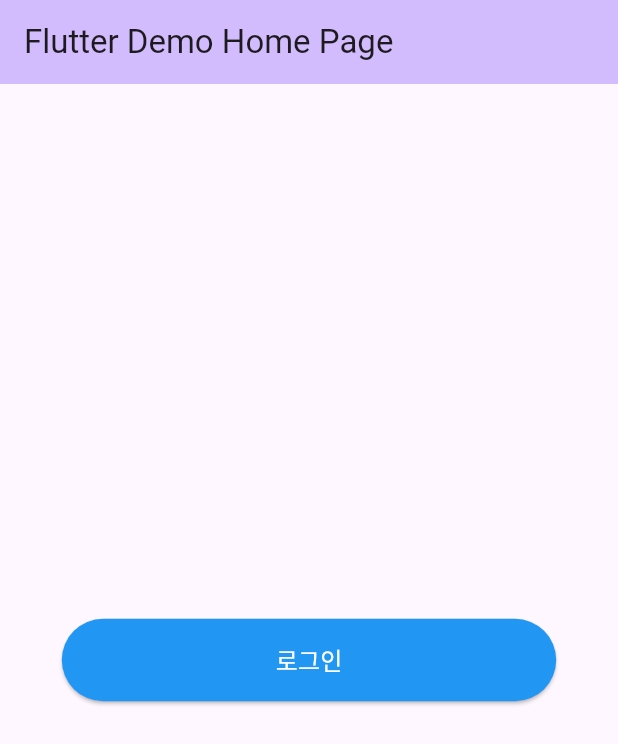
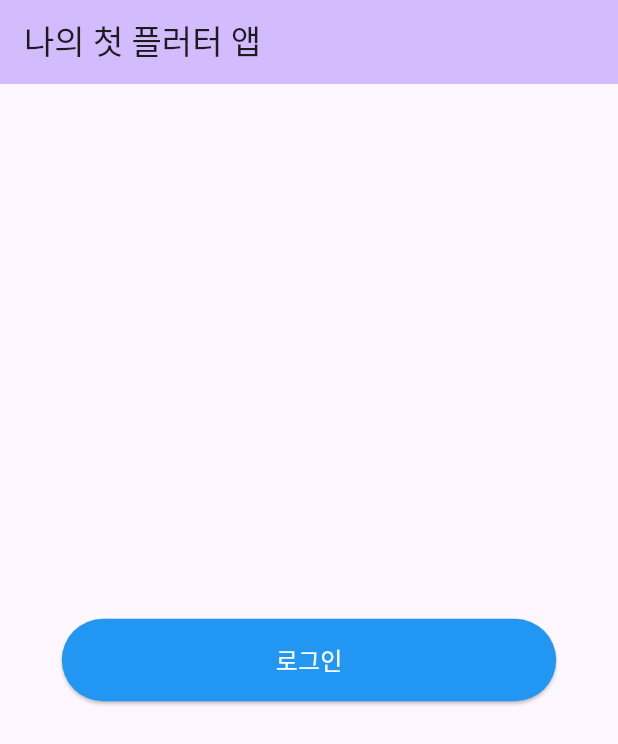
Before and after one commit to handun111/pomodoro_timer_app, a Flutter app: the screen it shows after launch, on a phone screen of 412 x 824 dp. Shown: the top 744 px of the screen. Run offline on Flutter 3.47's test engine with Material 3 defaults, Android fonts, the phone set to English and light mode, and no system bars.

Commit message:
앱 제목 수정

```diff
--- a/lib/main.dart
+++ b/lib/main.dart
@@ -30,7 +30,7 @@ class MyApp extends StatelessWidget {
         // tested with just a hot reload.
         colorScheme: ColorScheme.fromSeed(seedColor: Colors.deepPurple),
       ),
-      home: const MyHomePage(title: 'Flutter Demo Home Page'),
+      home: const MyHomePage(title: '나의 첫 플러터 앱'),
     );
   }
 }
```
